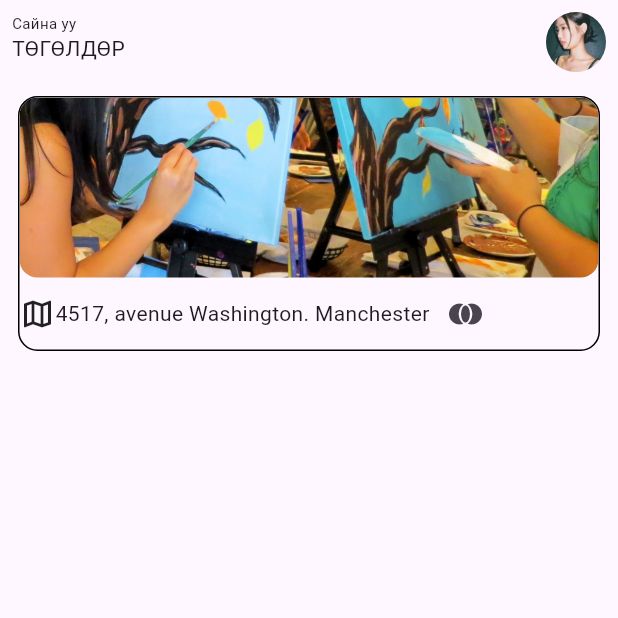
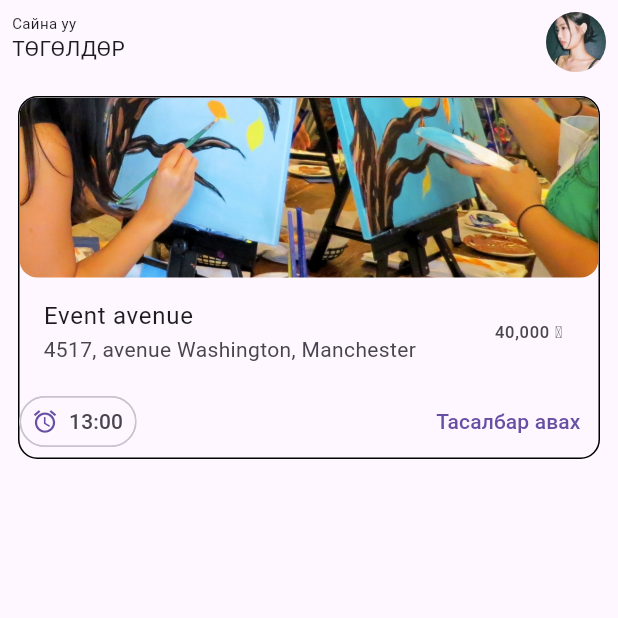
Before and after one commit to tuguldurq/lodise_app, a Flutter app: the screen it shows after launch, on a phone screen of 412 x 824 dp, the top half of it. Run offline on Flutter 3.47's test engine with Material 3 defaults, Android fonts, the light colour scheme and no system bars; our stand-ins replace go_router.

Commit message:
designed event card in home

```diff
--- /dev/null
+++ b/lib/ui/home/widgets/event_widget.dart
@@ -0,0 +1,59 @@
+import 'package:flutter/material.dart';
+
+class EventWidget extends StatelessWidget {
+  const EventWidget({super.key});
+
+  @override
+  Widget build(BuildContext context) {
+    return Container(
+      margin: EdgeInsets.symmetric(vertical: 8, horizontal: 12),
+      // padding: EdgeInsets.all(value),
+      decoration: BoxDecoration(
+        border: Border.all(color: Colors.black),
+        borderRadius: BorderRadius.all(Radius.circular(13)),
+      ),
+      child: Column(
+        children: [
+          Container(
+            height: 120,
+            decoration: BoxDecoration(
+              borderRadius: BorderRadius.circular(12),
+              image: DecorationImage(
+                image: AssetImage("assets/images/event_1.jpg"),
+                fit: BoxFit.cover,
+              ),
+            ),
+          ),
+          ListTile(
+            // dense: true,
+            trailing: Text("40,000 ₮"),
+            title: Text("Event avenue", maxLines: 2),
+            subtitle: Text("4517, avenue Washington, Manchester"),
+          ),
+
+          Row(
+            mainAxisAlignment: MainAxisAlignment.spaceBetween,
+
+            children: [
+              Chip(
+                avatar: Icon(Icons.access_alarm),
+                label: Text("13:00"),
+                labelPadding: EdgeInsets.only(right: 8),
+                padding: EdgeInsets.all(0),
+                shape: RoundedRectangleBorder(
+                  borderRadius: BorderRadiusGeometry.circular(20),
+                ),
+              ),
+              TextButton(
+                onPressed: () {
+                  /**  */
+                },
+                child: Text("Тасалбар авах"),
+              ),
+            ],
+          ),
+        ],
+      ),
+    );
+  }
+}
--- a/lib/ui/home/widgets/home_screen.dart
+++ b/lib/ui/home/widgets/home_screen.dart
@@ -1,6 +1,7 @@
 import 'package:flutter/material.dart';
 
 import '../view_model/home_view_model.dart';
+import './event_widget.dart';
 
 class HomeScreen extends StatelessWidget {
   const HomeScreen({super.key, required this.viewModel});
@@ -32,34 +33,7 @@ class HomeScreen extends StatelessWidget {
       body: ListView.builder(
         itemCount: 1,
         itemBuilder: (context, i) {
-          return Container(
-            margin: EdgeInsets.symmetric(vertical: 8, horizontal: 12),
-            decoration: BoxDecoration(
-              border: Border.all(color: Colors.black),
-              borderRadius: BorderRadius.all(Radius.circular(13)),
-            ),
-            child: Column(
-              children: [
-                Container(
-                  height: 120,
-                  decoration: BoxDecoration(
-                    borderRadius: BorderRadius.circular(12),
-                    image: DecorationImage(
-                      image: AssetImage("assets/images/event_1.jpg"),
-                      fit: BoxFit.cover,
-                    ),
-                  ),
-                ),
-                Row(
-                  children: [
-                    Icon(Icons.map_outlined),
-                    Text("4517, avenue Washington. Manchester"),
-                    IconButton(onPressed: () {}, icon: Icon(Icons.join_full)),
-                  ],
-                ),
-              ],
-            ),
-          );
+          return EventWidget();
         },
       ),
     );
```
